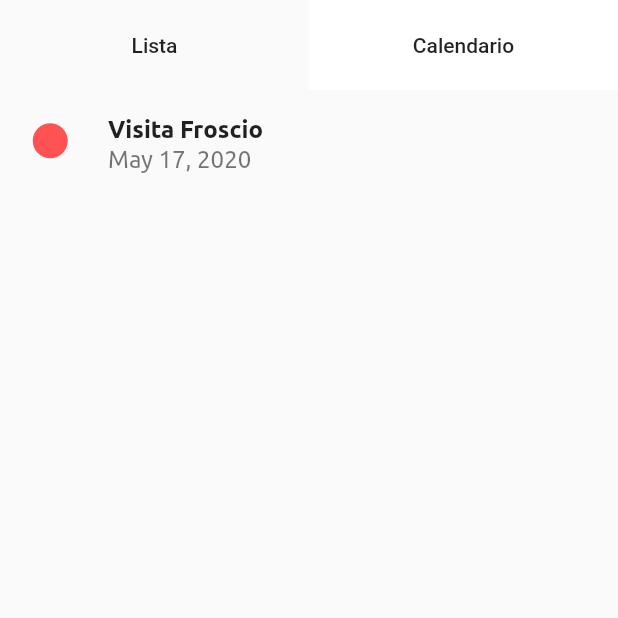
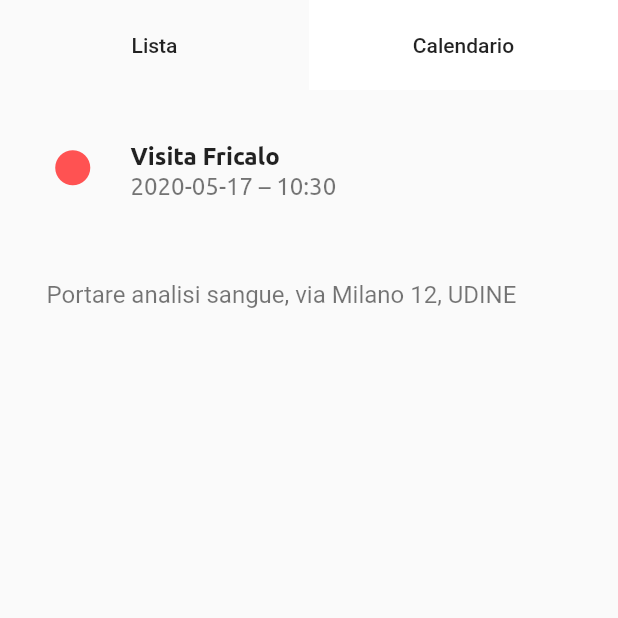
Before and after one commit to fabiomontello/my-care-app, a Flutter app: the AppuntamentiView screen opened directly, on a phone screen of 412 x 824 dp, the top half of it. Run offline on Flutter 3.47's test engine with Material 2 defaults, Android fonts, the phone set to English and light mode, and no system bars; our stand-ins replace font_awesome_flutter, table_calendar; project files that could hold a hidden picture were left out.

```diff
--- a/lib/pages/appuntamenti_view.dart
+++ b/lib/pages/appuntamenti_view.dart
@@ -15,6 +15,8 @@ class _AppuntamentiViewState extends State<AppuntamentiView> {
   static const _kDuration = const Duration(milliseconds: 300);
   static const _kCurve = Curves.ease;
   int index = 0;
+  static DateTime now = DateTime.now();
+  static String formattedDate = DateFormat('yyyy-MM-dd – kk:mm').format(now);
 
   static _appIcons(val) {
     switch (val) {
@@ -34,7 +36,12 @@ class _AppuntamentiViewState extends State<AppuntamentiView> {
         children: [
           ...appuntamentiList.map((elem) {
             return Container(
-              child: ListTile(
+              width: double.infinity,
+              padding: EdgeInsets.fromLTRB(15, 18, 15, 0),
+              child: Column(
+                mainAxisAlignment: MainAxisAlignment.start,
+                children: [
+                  ListTile(
                     leading: Icon(
                       Icons.fiber_manual_record,
                       color: _appIcons(elem.tipo),
@@ -49,12 +56,27 @@ class _AppuntamentiViewState extends State<AppuntamentiView> {
                       ),
                     ),
                     subtitle: Text(
-                  DateFormat.yMMMd().format(elem.date),
+                      formattedDate,
+                      //DateFormat.yMMMd().format(elem.date),
                       style: TextStyle(
                         fontFamily: 'Ubuntu',
                         fontSize: 16,
                       ),
                     ),
+                  ),
+                  Column(
+                    children: [
+                      ListTile(
+                        subtitle: Text(
+                          elem.note,
+                          style: TextStyle(
+                            fontSize: 16,
+                          ),
+                        ),
+                      ),
+                    ],
+                  ),
+                ],
               ),
             );
           }).toList(),
--- a/lib/pages/home_list.dart
+++ b/lib/pages/home_list.dart
@@ -30,14 +30,14 @@ List<Medicinale> medList = [
 
 List<Appuntamenti> appuntamentiList = [
   Appuntamenti(
-      id: 'jdnsjkncjknj',
-      title: 'Visita Froscio',
+      id: 'dentificaçion',
+      title: 'Visita Fricalo',
       promemoria: true,
       date: DateTime.now(),
       repeatAppointment: Frequency.None,
       promemoriaTime: -1,
       tipo: TipoApp.rosso,
-      note: ''),
+      note: 'Portare analisi sangue, via Milano 12, UDINE'),
 ];
 
 class HomeList extends StatefulWidget {
```
Lines whose indentation alone changed are shown as unchanged.
